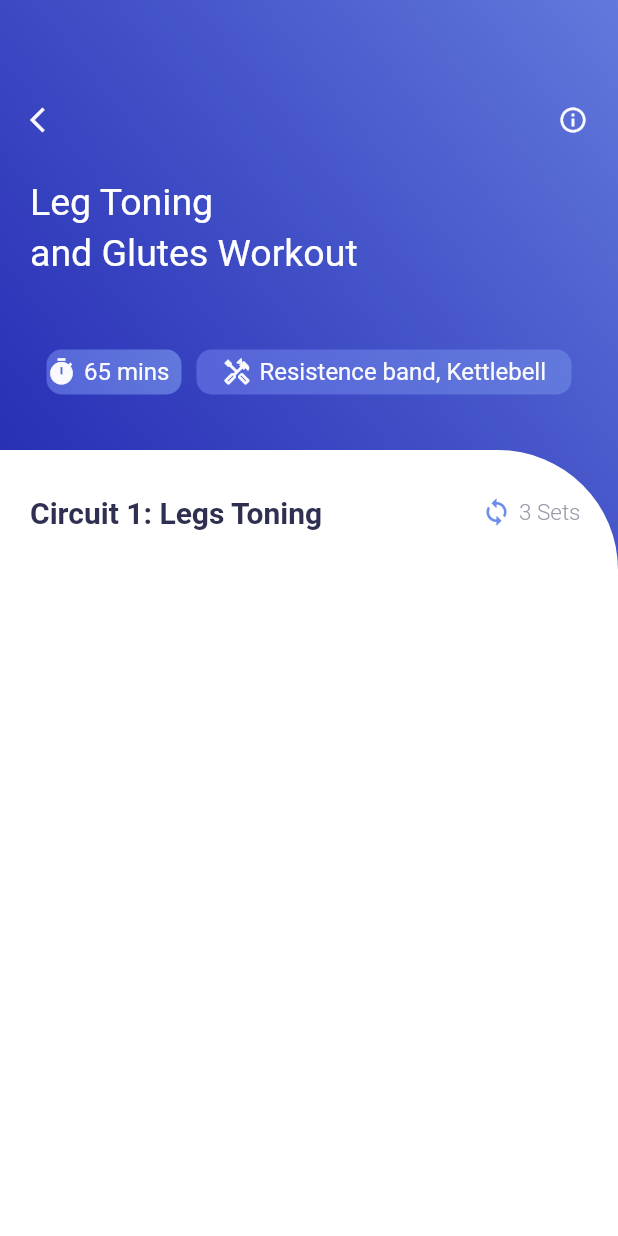
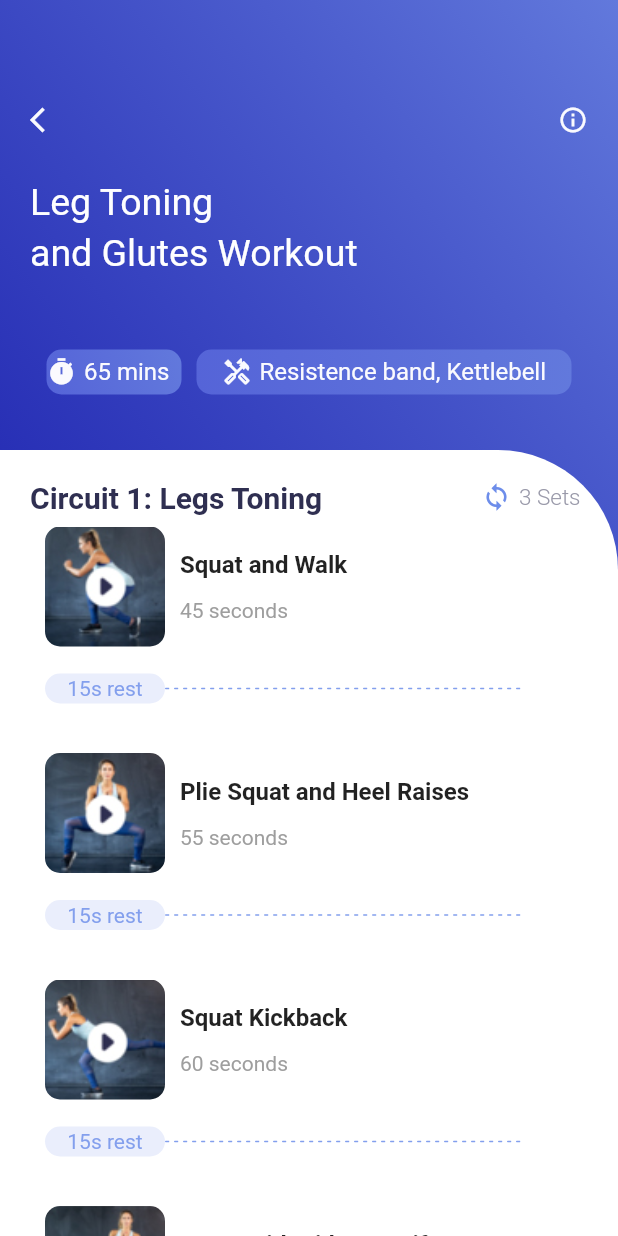
Before and after one commit to Nayan-Awati/Workout-App, a Flutter app: the VideoInfo screen opened directly, on a phone screen of 412 x 824 dp. Run offline on Flutter 3.47's test engine with Material 2 defaults, Android fonts, the phone set to English and light mode, and no system bars; our stand-ins replace get.

Commit message:
list added

```diff
--- a/json/videoinfo.json
+++ b/json/videoinfo.json
@@ -2,25 +2,25 @@
   {
     "title": "Squat and Walk",
     "time": "45 seconds",
-    "thumbnail": "embed/squat1.jpg",
+    "thumbnail": "assets/squat1.jpg",
     "videoUrl": "http://db.bslmeiyu.com/uploads/uploads/video/2021/08/21/1-%20Introduction.mp4"
   },
   {
     "title": "Plie Squat and Heel Raises",
     "time": "55 seconds",
-    "thumbnail": "embed/squat2.jpg",
+    "thumbnail": "assets/squat2.jpg",
     "videoUrl": "https://img.bslmeiyu.com/uploads/20170706/The%20Bananas%20Song%20%20Counting%20Bananas%20%20Super%20Simple%20Songs.mp4"
   },
   {
     "title": "Squat Kickback",
     "time": "60 seconds",
-    "thumbnail": "embed/squat3.jpg",
+    "thumbnail": "assets/squat3.jpg",
     "videoUrl": "https://flutter.github.io/assets-for-api-docs/assets/videos/butterfly.mp4"
   },
   {
     "title": "Squat with Side Leg Lift",
     "time": "120 seconds",
-    "thumbnail": "embed/squat4.jpg",
+    "thumbnail": "assets/squat4.jpg",
     "videoUrl": "https://flutter.github.io/assets-for-api-docs/assets/videos/butterfly.mp4"
   }
 
--- a/lib/home_page.dart
+++ b/lib/home_page.dart
@@ -20,7 +20,9 @@ class _HomePageState extends State<HomePage> {
 
   _initData(){
     DefaultAssetBundle.of(context).loadString("json/info.json").then((value){
-      info = json.decode(value);
+      setState(() {
+        info = json.decode(value);
+      });
     });
 
   }
--- a/lib/main.dart
+++ b/lib/main.dart
@@ -17,7 +17,7 @@ class MyApp extends StatelessWidget {
       theme: ThemeData(
         primarySwatch: Colors.blue,
       ),
-      home: HomePage(),
+      home: VideoInfo(),
     );
   }
 }
--- a/lib/video_info.dart
+++ b/lib/video_info.dart
@@ -15,11 +15,14 @@ class VideoInfo extends StatefulWidget {
 class _VideoInfoState extends State<VideoInfo> {
 
 
-  List info = [];
+  List videoinfo = [];
 
-  _initData(){
-    DefaultAssetBundle.of(context).loadString("json/videoinfo.json").then((value){
-      info = json.decode(value);
+  _initData() async{
+    await DefaultAssetBundle.of(context).loadString("json/videoinfo.json").then((value){
+
+      setState(() {
+        videoinfo = json.decode(value);
+      });
 
     });
 
@@ -161,7 +164,7 @@ class _VideoInfoState extends State<VideoInfo> {
               ),
               child: Column(
                 children: [
-                  SizedBox(height: 30,),
+                  SizedBox(height: 20,),
                   Row(
                     children: [
                       SizedBox(width: 20,),
@@ -185,6 +188,8 @@ class _VideoInfoState extends State<VideoInfo> {
                       SizedBox(width: 25,)
                     ],
                   )
+                  ,
+                  Expanded(child: _listView())
                 ],
               ),
             )
@@ -194,4 +199,115 @@ class _VideoInfoState extends State<VideoInfo> {
       ),
     );
   }
+
+  _listView(){
+    return ListView.builder(
+                    itemCount: videoinfo.length,
+                    itemBuilder: (_, int index){
+                      return GestureDetector(
+                        onTap: (){
+                          debugPrint(index.toString());
+                        },
+                        child: _buildCard(index),
+                      );
+                  });
+  }
+
+  _buildCard (int index){
+    return Container(
+                          height: 135,
+                          margin: EdgeInsets.symmetric(horizontal: 30, vertical: 8),
+                           child: Column(
+                             children: [
+                              Row(
+                                 children: [
+                                   Container(
+                                     height: 80,
+                                     width: 80,
+                                     decoration: BoxDecoration(
+                                       image: DecorationImage(
+                                         image: AssetImage(
+                                            videoinfo[index]["thumbnail"]
+                                          ),
+                                          fit: BoxFit.cover,
+                                        ),
+                                       borderRadius: BorderRadius.circular(10)
+                                     ),
+                                   )
+                                   ,SizedBox(width: 10,)
+                                  ,
+                                   Column(
+                                     crossAxisAlignment: CrossAxisAlignment.start,
+                                     mainAxisAlignment: MainAxisAlignment.center,
+                                     children:[
+                                       Text(
+                                         videoinfo[index]["title"],
+                                         style: TextStyle(
+                                           fontWeight: FontWeight.bold,
+                                           fontSize: 16,
+
+                                         ),
+                                       ),
+                                       SizedBox(height: 10,),
+                                       Padding(padding: EdgeInsets.only(top: 3),
+                                        child: Text(
+                                          videoinfo[index]["time"],
+                                          style: TextStyle(
+                                            color: Colors.grey[500],
+                                          ),
+                                        ),
+                                       )
+                                     ]
+                                   )
+
+                                 ],
+                               )
+                              ,
+                              SizedBox(height: 18 ,),
+                              Row(
+                                children: [
+                                  Container(
+                                    height: 20,
+                                    width: 80,
+                                    decoration: BoxDecoration(
+                                      color: Color(0xFFeaeefc),
+                                      borderRadius: BorderRadius.circular(10),
+
+                                    ),
+                                    // alignment: Alignment.center ,
+                                    child: Center(
+                                      child: Text(
+                                        "15s rest",
+                                        style: TextStyle(
+                                          color: Color(0xFF839fed)
+                                        ),
+                                      ),
+                                    ),
+                                  )
+                                  ,
+                                  Row(
+                                    children:[
+                                      for(int i =0; i<80; i++)
+                                      i.isEven?Container(
+                                        height: 1,
+                                        width: 3,
+                                        decoration: BoxDecoration(
+                                          color: Color(0xFF839fed),
+                                          borderRadius: BorderRadius.circular(2)
+                                        ),
+                                      )
+                                      : Container(
+                                        height: 1,
+                                        width: 3,
+                                        color: Colors.white,
+                                      )
+                                    ]
+                                  )
+                                ],
+                              )
+                             ],
+                           ),
+                        );
+
+  }
 }
```
